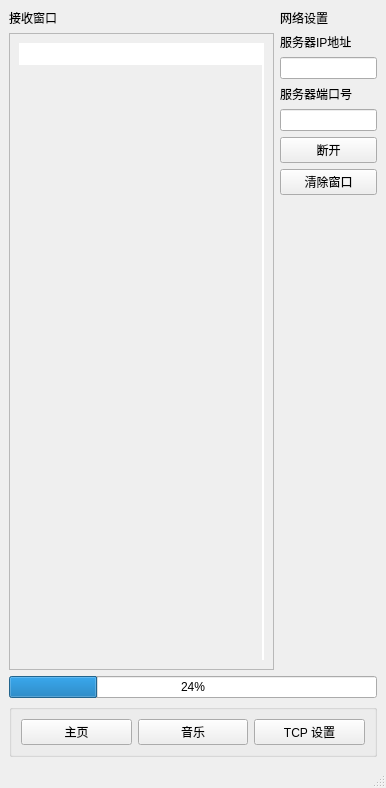
The window that 2_Proj/client/tcpclient.ui (sitakerchen/MultiStereo) describes before a commit, drawn with Qt 5.
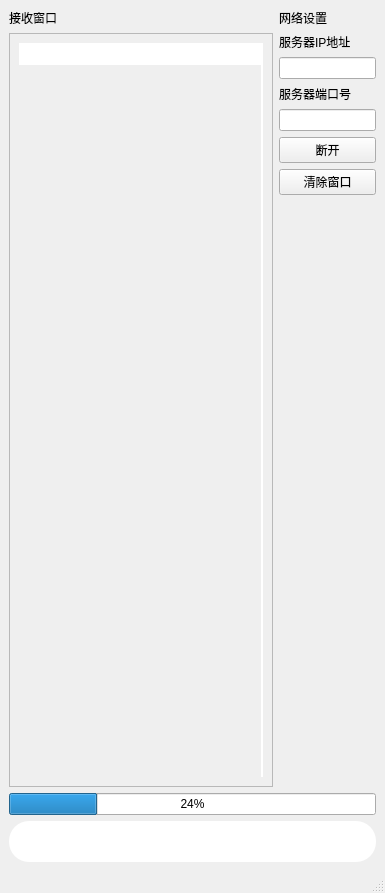
The same window after the commit. Icons and pictures are not drawn.

Patch:
```diff
--- a/2_Proj/client/tcpclient.ui
+++ b/2_Proj/client/tcpclient.ui
@@ -6,23 +6,16 @@
    <rect>
     <x>0</x>
     <y>0</y>
-    <width>386</width>
-    <height>788</height>
+    <width>385</width>
+    <height>893</height>
    </rect>
   </property>
   <property name="windowTitle">
    <string>MainWindow</string>
   </property>
   <widget class="QWidget" name="centralwidget">
-   <layout class="QGridLayout" name="gridLayout_3">
-    <item row="1" column="0">
-     <widget class="QProgressBar" name="progressBar">
-      <property name="value">
-       <number>24</number>
-      </property>
-     </widget>
-    </item>
-    <item row="0" column="0">
+   <layout class="QVBoxLayout" name="verticalLayout_3">
+    <item>
      <layout class="QGridLayout" name="gridLayout">
       <item row="0" column="0" rowspan="2">
        <layout class="QVBoxLayout" name="verticalLayout_2">
@@ -43,8 +36,8 @@
             <rect>
              <x>0</x>
              <y>0</y>
-             <width>236</width>
-             <height>585</height>
+             <width>247</width>
+             <height>713</height>
             </rect>
            </property>
            <layout class="QGridLayout" name="gridLayout_4">
@@ -151,8 +144,28 @@
       </item>
      </layout>
     </item>
-    <item row="2" column="0">
+    <item>
+     <widget class="QProgressBar" name="progressBar">
+      <property name="value">
+       <number>24</number>
+      </property>
+     </widget>
+    </item>
+    <item>
      <widget class="QGroupBox" name="groupBox_switch">
+      <property name="sizePolicy">
+       <sizepolicy hsizetype="Expanding" vsizetype="Minimum">
+        <horstretch>0</horstretch>
+        <verstretch>0</verstretch>
+       </sizepolicy>
+      </property>
+      <property name="styleSheet">
+       <string notr="true">QGroupBox#groupBox_switch
+{
+background-color: rgb(255, 255, 255);
+border-radius:20px;
+}</string>
+      </property>
       <property name="title">
        <string/>
       </property>
@@ -173,8 +186,25 @@
              <verstretch>0</verstretch>
             </sizepolicy>
            </property>
+           <property name="styleSheet">
+            <string notr="true">QPushButton
+{
+background-repeat:no-repeat;
+border:none;
+}</string>
+           </property>
            <property name="text">
-            <string>主页</string>
+            <string/>
+           </property>
+           <property name="icon">
+            <iconset resource="imagefile.qrc">
+             <normaloff>:/image/image/image/24gl-home2.png</normaloff>:/image/image/image/24gl-home2.png</iconset>
+           </property>
+           <property name="iconSize">
+            <size>
+             <width>35</width>
+             <height>35</height>
+            </size>
            </property>
           </widget>
          </item>
@@ -186,8 +216,25 @@
              <verstretch>0</verstretch>
             </sizepolicy>
            </property>
+           <property name="styleSheet">
+            <string notr="true">QPushButton
+{
+background-repeat:no-repeat;
+border:none;
+}</string>
+           </property>
            <property name="text">
-            <string>音乐</string>
+            <string/>
+           </property>
+           <property name="icon">
+            <iconset resource="imagefile.qrc">
+             <normaloff>:/image/image/image/24gl-musicAlbum2.png</normaloff>:/image/image/image/24gl-musicAlbum2.png</iconset>
+           </property>
+           <property name="iconSize">
+            <size>
+             <width>35</width>
+             <height>35</height>
+            </size>
            </property>
           </widget>
          </item>
@@ -199,8 +246,25 @@
              <verstretch>0</verstretch>
             </sizepolicy>
            </property>
+           <property name="styleSheet">
+            <string notr="true">QPushButton
+{
+background-repeat:no-repeat;
+border:none;
+}</string>
+           </property>
            <property name="text">
-            <string>TCP 设置</string>
+            <string/>
+           </property>
+           <property name="icon">
+            <iconset resource="imagefile.qrc">
+             <normaloff>:/image/image/image/24gl-gear.png</normaloff>:/image/image/image/24gl-gear.png</iconset>
+           </property>
+           <property name="iconSize">
+            <size>
+             <width>35</width>
+             <height>35</height>
+            </size>
            </property>
           </widget>
          </item>
```
Left out of the diff: 8 changed lines with no effect on the pictures.
